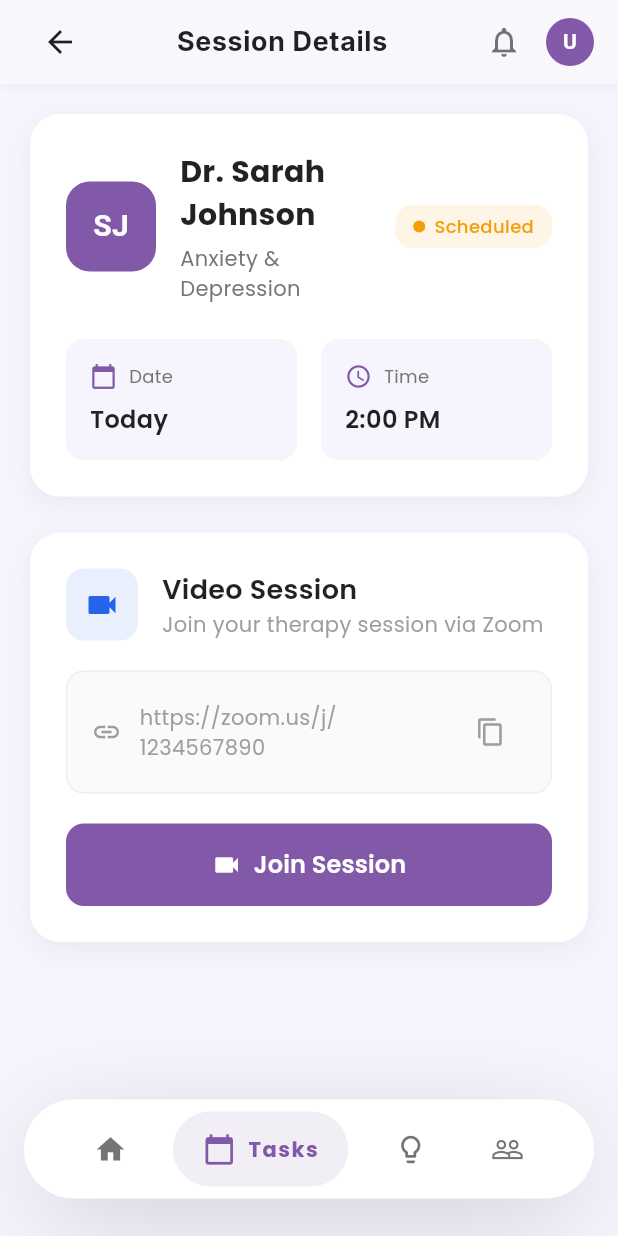
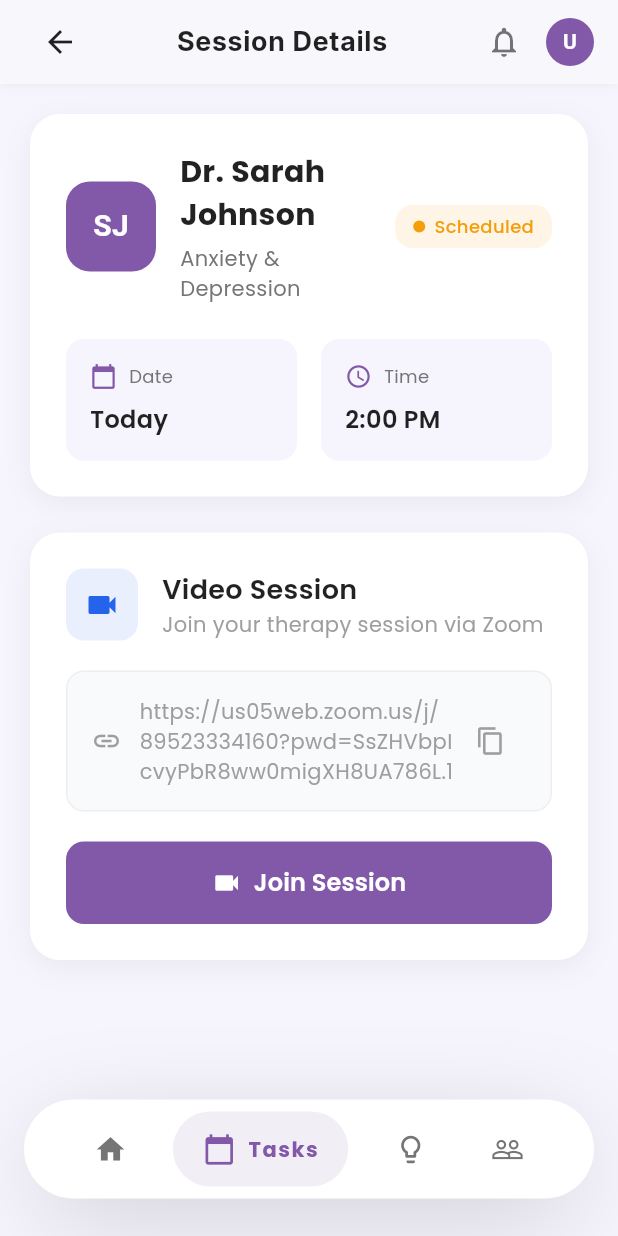
Before and after one commit to sparkslk/sparks_monorepo, a Flutter app: the SessionPage screen opened directly, on a phone screen of 412 x 824 dp. Run offline on Flutter 3.47's test engine with Material 3 defaults, Android fonts, the phone set to English and light mode, and no system bars; our stand-ins replace audioplayers, flutter_dotenv, flutter_local_notifications, flutter_secure_storage, image_picker, shared_preferences and 1 more; missing offline and left inert: payhere_mobilesdk_flutter; accounts and stored records are empty; network calls fail.

Commit message:
feat: enhance Zoom link handling in appointment session by retrieving from appointment data and adding error feedback

```diff
--- a/lib/screens/appointment/join_session.dart
+++ b/lib/screens/appointment/join_session.dart
@@ -174,14 +174,30 @@ class _SessionPageState extends State<SessionPage> with TickerProviderStateMixin
   }
 
   void _launchZoomLink() async {
-    // Sample Zoom link - replace with actual link from appointment data
-    const zoomUrl = 'https://zoom.us/j/1234567890';
+    // Get appointment data
+    final Map<String, dynamic> appointment = widget.appointment ??
+        (ModalRoute.of(context)?.settings.arguments as Map<String, dynamic>?) ??
+        {};
+
+    // Get meeting link from appointment data, fallback to default
+    final String zoomUrl = appointment['meetingLink'] ?? 'https://us05web.zoom.us/j/89523334160?pwd=SsZHVbpIcvyPbR8ww0migXH8UA786L.1';
+
     if (await canLaunchUrl(Uri.parse(zoomUrl))) {
       await launchUrl(Uri.parse(zoomUrl));
       setState(() {
         _isSessionActive = true;
         _hasJoinedSession = true;
       });
+    } else {
+      // Show error if link cannot be opened
+      if (!mounted) return;
+      ScaffoldMessenger.of(context).showSnackBar(
+        const SnackBar(
+          content: Text('Unable to open meeting link'),
+          backgroundColor: Colors.red,
+          duration: Duration(seconds: 3),
+        ),
+      );
     }
   }
 
@@ -427,6 +443,14 @@ class _SessionPageState extends State<SessionPage> with TickerProviderStateMixin
   }
 
   Widget _buildZoomSection() {
+    // Get appointment data to access meeting link
+    final Map<String, dynamic> appointment = widget.appointment ??
+        (ModalRoute.of(context)?.settings.arguments as Map<String, dynamic>?) ??
+        {};
+
+    // Get meeting link from appointment data
+    final String meetingLink = appointment['meetingLink'] ?? 'https://us05web.zoom.us/j/89523334160?pwd=SsZHVbpIcvyPbR8ww0migXH8UA786L.1';
+
     return Container(
       padding: const EdgeInsets.all(24),
       decoration: BoxDecoration(
@@ -504,10 +528,10 @@ class _SessionPageState extends State<SessionPage> with TickerProviderStateMixin
                   size: 20,
                 ),
                 const SizedBox(width: 12),
-                const Expanded(
+                Expanded(
                   child: Text(
-                    'https://zoom.us/j/1234567890',
-                    style: TextStyle(
+                    meetingLink,
+                    style: const TextStyle(
                       fontSize: 14,
                       color: Colors.grey,
                       fontFamily: 'Poppins',
```
